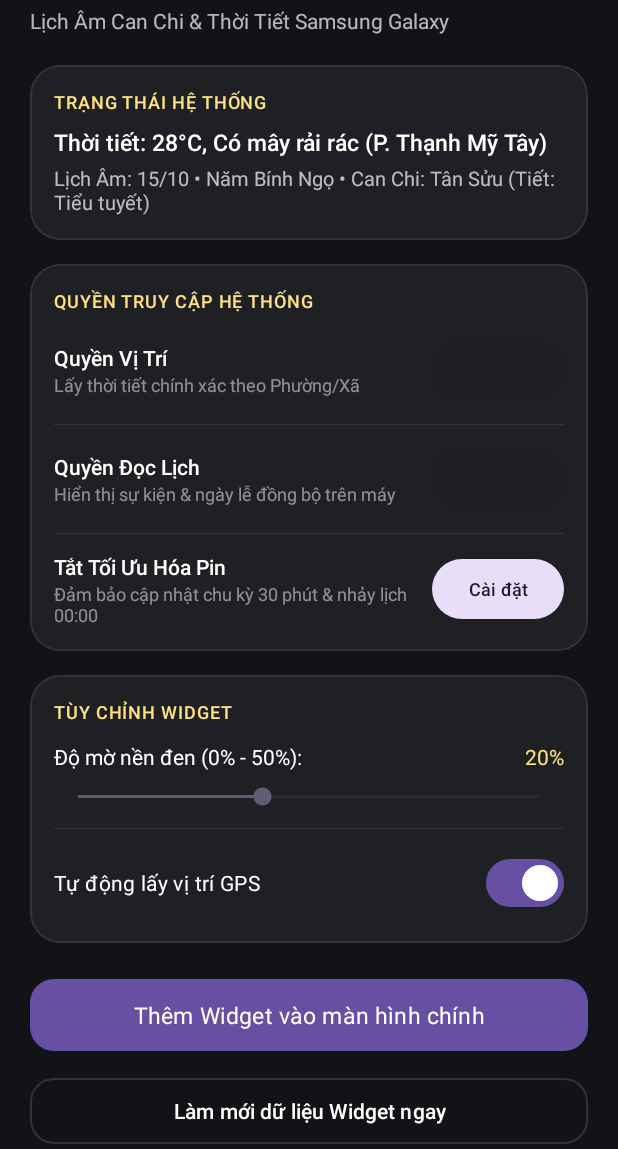
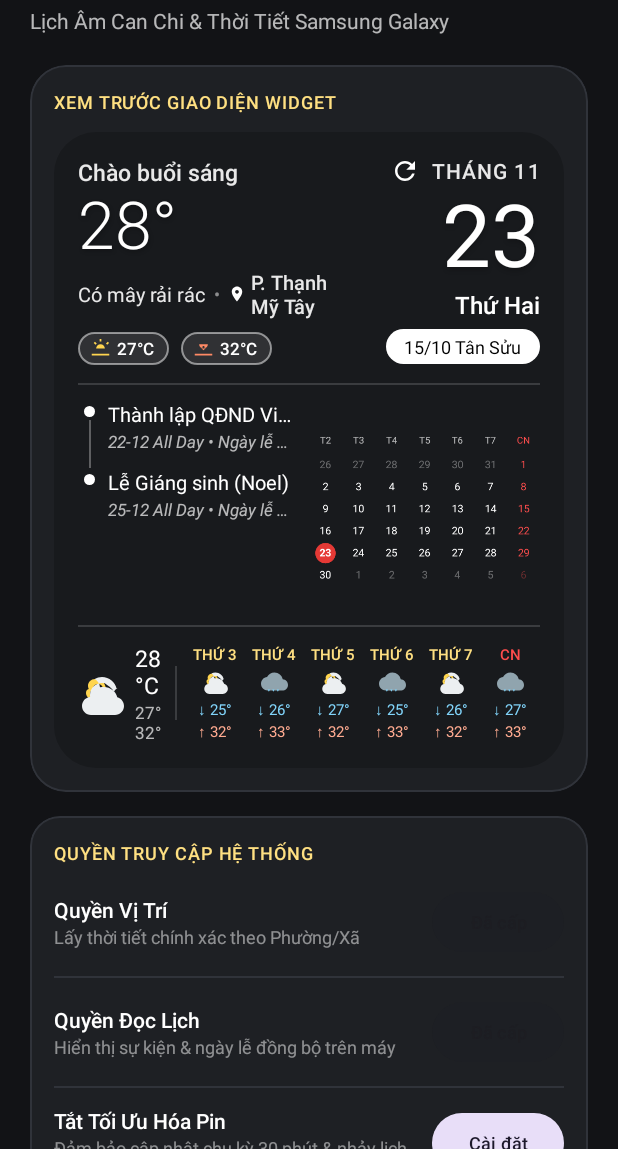
Before and after one commit to trannhuha811-blip/OneUIWidget, an Android app: the screen it shows after launch (MainActivity), on a phone screen of 412 x 824 dp, the part 87-1236 px from its top. Run offline under Robolectric (Android 15) with nearby library versions, the phone set to English and light mode, and no system bars; 1 statement that could not run was skipped.

Commit message:
Fix widget black screen: immediate local rendering, embedded app preview, fix RemoteViews XML dimensions

```diff
--- a/app/src/main/java/com/oneui/widget/MainActivity.kt
+++ b/app/src/main/java/com/oneui/widget/MainActivity.kt
@@ -20,10 +20,13 @@ import androidx.activity.result.contract.ActivityResultContracts
 import androidx.appcompat.app.AppCompatActivity
 import androidx.core.content.ContextCompat
 import androidx.lifecycle.lifecycleScope
+import com.oneui.widget.data.CalendarEventHelper
 import com.oneui.widget.data.WeatherRepository
+import com.oneui.widget.data.WeatherUtils
 import com.oneui.widget.data.WidgetPreferences
 import com.oneui.widget.databinding.ActivityMainBinding
 import com.oneui.widget.lunar.LunarCalendarConverter
+import com.oneui.widget.ui.CalendarGridRenderer
 import com.oneui.widget.ui.OneUIWidgetProvider
 import com.oneui.widget.worker.WidgetUpdateWorker
 import kotlinx.coroutines.Dispatchers
@@ -44,6 +47,7 @@ class MainActivity : AppCompatActivity() {
         if (fineGranted || coarseGranted) {
             Toast.makeText(this, "Đã cấp quyền vị trí!", Toast.LENGTH_SHORT).show()
             updateUIState()
+            loadPreviewData()
             OneUIWidgetProvider.updateAllWidgets(this)
         }
     }
@@ -54,6 +58,7 @@ class MainActivity : AppCompatActivity() {
         if (isGranted) {
             Toast.makeText(this, "Đã cấp quyền đọc lịch!", Toast.LENGTH_SHORT).show()
             updateUIState()
+            loadPreviewData()
             OneUIWidgetProvider.updateAllWidgets(this)
         }
     }
@@ -77,6 +82,9 @@ class MainActivity : AppCompatActivity() {
         updateUIState()
         loadPreviewData()
 
+        // Cập nhật lại toàn bộ widget ngoài màn hình chính ngay lập tức
+        OneUIWidgetProvider.updateAllWidgets(this)
+
         // Xin quyền thông báo trên Android 13+
         if (Build.VERSION.SDK_INT >= Build.VERSION_CODES.TIRAMISU) {
             if (ContextCompat.checkSelfPermission(this, Manifest.permission.POST_NOTIFICATIONS)
@@ -90,6 +98,7 @@ class MainActivity : AppCompatActivity() {
     override fun onResume() {
         super.onResume()
         updateUIState()
+        loadPreviewData()
     }
 
     private fun setupListeners() {
@@ -137,6 +146,7 @@ class MainActivity : AppCompatActivity() {
             prefs.useAutoLocation = isChecked
             binding.layoutFixedCity.visibility = if (isChecked) View.GONE else View.VISIBLE
             OneUIWidgetProvider.updateAllWidgets(this)
+            loadPreviewData()
         }
 
         binding.edtFixedCity.setOnFocusChangeListener { _, hasFocus ->
@@ -145,11 +155,12 @@ class MainActivity : AppCompatActivity() {
                 if (!text.isNullOrEmpty()) {
                     prefs.fixedCityName = text
                     OneUIWidgetProvider.updateAllWidgets(this)
+                    loadPreviewData()
                 }
             }
         }
 
-        // Nút thêm Widget vào màn hình chính (One UI Home Launcher pin widget)
+        // Nút thêm Widget vào màn hình chính
         binding.btnPinWidget.setOnClickListener {
             pinWidgetToHomeScreen()
         }
@@ -163,61 +174,135 @@ class MainActivity : AppCompatActivity() {
     }
 
     private fun updateUIState() {
-        // Kiểm tra quyền vị trí
         val hasLocation = ContextCompat.checkSelfPermission(
             this,
             Manifest.permission.ACCESS_COARSE_LOCATION
         ) == PackageManager.PERMISSION_GRANTED
-        if (hasLocation) {
-            binding.btnGrantLocation.text = "Đã cấp"
-            binding.btnGrantLocation.isEnabled = false
-        } else {
-            binding.btnGrantLocation.text = "Cấp quyền"
-            binding.btnGrantLocation.isEnabled = true
-        }
+        binding.btnGrantLocation.text = if (hasLocation) "Đã cấp" else "Cấp quyền"
+        binding.btnGrantLocation.isEnabled = !hasLocation
 
-        // Kiểm tra quyền lịch
         val hasCalendar = ContextCompat.checkSelfPermission(
             this,
             Manifest.permission.READ_CALENDAR
         ) == PackageManager.PERMISSION_GRANTED
-        if (hasCalendar) {
-            binding.btnGrantCalendar.text = "Đã cấp"
-            binding.btnGrantCalendar.isEnabled = false
-        } else {
-            binding.btnGrantCalendar.text = "Cấp quyền"
-            binding.btnGrantCalendar.isEnabled = true
-        }
+        binding.btnGrantCalendar.text = if (hasCalendar) "Đã cấp" else "Cấp quyền"
+        binding.btnGrantCalendar.isEnabled = !hasCalendar
 
-        // Kiểm tra tối ưu pin
         val powerManager = getSystemService(Context.POWER_SERVICE) as? PowerManager
         val isIgnoringBattery = if (Build.VERSION.SDK_INT >= Build.VERSION_CODES.M) {
             powerManager?.isIgnoringBatteryOptimizations(packageName) ?: false
         } else true
 
-        if (isIgnoringBattery) {
-            binding.btnBatteryOptimization.text = "Đã bật"
-            binding.btnBatteryOptimization.isEnabled = false
-        } else {
-            binding.btnBatteryOptimization.text = "Cài đặt"
-            binding.btnBatteryOptimization.isEnabled = true
+        binding.btnBatteryOptimization.text = if (isIgnoringBattery) "Đã bật" else "Cài đặt"
+        binding.btnBatteryOptimization.isEnabled = !isIgnoringBattery
+    }
+
+    /**
+     * Nạp dữ liệu hiển thị trực tiếp lên khung Preview Widget bên trong App
+     */
+    private fun loadPreviewData() {
+        val cal = Calendar.getInstance()
+        val hour = cal.get(Calendar.HOUR_OF_DAY)
+        val dayOfMonth = cal.get(Calendar.DAY_OF_MONTH)
+        val month = cal.get(Calendar.MONTH) + 1
+        val dayOfWeekInt = cal.get(Calendar.DAY_OF_WEEK)
+
+        val preview = binding.widgetPreviewLayout
+
+        // Lời chào & Ngày giờ
+        preview.tvGreeting.text = WeatherUtils.getGreetingByHour(hour)
+        preview.tvSolarMonth.text = "THÁNG $month"
+        preview.tvSolarDay.text = dayOfMonth.toString()
+        preview.tvDayOfWeek.text = when (dayOfWeekInt) {
+            Calendar.MONDAY -> "Thứ Hai"
+            Calendar.TUESDAY -> "Thứ Ba"
+            Calendar.WEDNESDAY -> "Thứ Tư"
+            Calendar.THURSDAY -> "Thứ Năm"
+            Calendar.FRIDAY -> "Thứ Sáu"
+            Calendar.SATURDAY -> "Thứ Bảy"
+            Calendar.SUNDAY -> "Chủ Nhật"
+            else -> "Thứ Hai"
+        }
+
+        // Lịch âm Can Chi
+        val lunar = LunarCalendarConverter.getTodayLunar()
+        preview.tvLunarBadge.text = lunar.pillText
+
+        // Lưới lịch tháng
+        try {
+            val bitmap = CalendarGridRenderer.renderCalendarBitmap(this, 440, 310)
+            preview.imgCalendarGrid.setImageBitmap(bitmap)
+        } catch (e: Exception) {
+            e.printStackTrace()
+        }
+
+        // Sự kiện & Ngày lễ
+        val eventHelper = CalendarEventHelper(this)
+        val events = eventHelper.getUpcomingEvents(2)
+        if (events.isNotEmpty()) {
+            preview.tvEvent1Title.text = events[0].title
+            preview.tvEvent1Subtitle.text = events[0].subtitle
+        }
+        if (events.size > 1) {
+            preview.tvEvent2Title.text = events[1].title
+            preview.tvEvent2Subtitle.text = events[1].subtitle
+        }
+
+        // Thời tiết nhanh từ cache/mặc định trước
+        val weatherRepo = WeatherRepository(this)
+        val initWeather = weatherRepo.getCachedOrDefaultWeather()
+        bindWeatherToPreview(initWeather)
+
+        // Sau đó gọi mạng ngầm nạp thời tiết mới
+        lifecycleScope.launch {
+            val freshWeather = withContext(Dispatchers.IO) { weatherRepo.getWeatherData() }
+            bindWeatherToPreview(freshWeather)
         }
     }
 
-    private fun loadPreviewData() {
-        val lunar = LunarCalendarConverter.getTodayLunar()
-        val cal = Calendar.getInstance()
-        val d = cal.get(Calendar.DAY_OF_MONTH)
-        val m = cal.get(Calendar.MONTH) + 1
-        val y = cal.get(Calendar.YEAR)
+    private fun bindWeatherToPreview(weather: com.oneui.widget.data.WidgetWeatherData) {
+        val preview = binding.widgetPreviewLayout
+        preview.tvMainTemp.text = "${weather.current.temp}°"
+        preview.tvWeatherDesc.text = weather.current.conditionDescription
+        preview.tvLocationName.text = weather.current.locationName
+        preview.tvSunriseInfo.text = "${weather.current.minTempToday}°C"
+        preview.tvSunsetInfo.text = "${weather.current.maxTempToday}°C"
 
-        binding.tvPreviewInfo.text = "Hôm nay: Ngày $d tháng $m năm $y"
-        binding.tvLunarPreview.text = "Lịch Âm: ${lunar.day}/${lunar.month} • Năm ${lunar.yearCanChi} • Can Chi: ${lunar.dayCanChi} (Tiết: ${lunar.solarTerm})"
+        preview.ivBottomTodayIcon.setImageResource(WeatherUtils.getWeatherIcon(weather.current.weatherCode))
+        preview.tvBottomTodayTemp.text = "${weather.current.temp}°C"
+        preview.tvBottomTodayMinmax.text = "${weather.current.minTempToday}°  ${weather.current.maxTempToday}°"
 
-        lifecycleScope.launch {
-            val repo = WeatherRepository(this@MainActivity)
-            val weather = withContext(Dispatchers.IO) { repo.getWeatherData() }
-            binding.tvPreviewInfo.text = "Thời tiết: ${weather.current.temp}°C, ${weather.current.conditionDescription} (${weather.current.locationName})"
+        val f = weather.forecast6Days
+        if (f.size >= 6) {
+            preview.tvF1Day.text = f[0].dayOfWeek
+            preview.ivF1Icon.setImageResource(f[0].getWeatherIconRes())
+            preview.tvF1Min.text = "↓ ${f[0].minTemp}°"
+            preview.tvF1Max.text = "↑ ${f[0].maxTemp}°"
+
+            preview.tvF2Day.text = f[1].dayOfWeek
+            preview.ivF2Icon.setImageResource(f[1].getWeatherIconRes())
+            preview.tvF2Min.text = "↓ ${f[1].minTemp}°"
+            preview.tvF2Max.text = "↑ ${f[1].maxTemp}°"
+
+            preview.tvF3Day.text = f[2].dayOfWeek
+            preview.ivF3Icon.setImageResource(f[2].getWeatherIconRes())
+            preview.tvF3Min.text = "↓ ${f[2].minTemp}°"
+            preview.tvF3Max.text = "↑ ${f[2].maxTemp}°"
+
+            preview.tvF4Day.text = f[3].dayOfWeek
+            preview.ivF4Icon.setImageResource(f[3].getWeatherIconRes())
+            preview.tvF4Min.text = "↓ ${f[3].minTemp}°"
+            preview.tvF4Max.text = "↑ ${f[3].maxTemp}°"
+
+            preview.tvF5Day.text = f[4].dayOfWeek
+            preview.ivF5Icon.setImageResource(f[4].getWeatherIconRes())
+            preview.tvF5Min.text = "↓ ${f[4].minTemp}°"
+            preview.tvF5Max.text = "↑ ${f[4].maxTemp}°"
+
+            preview.tvF6Day.text = f[5].dayOfWeek
+            preview.ivF6Icon.setImageResource(f[5].getWeatherIconRes())
+            preview.tvF6Min.text = "↓ ${f[5].minTemp}°"
+            preview.tvF6Max.text = "↑ ${f[5].maxTemp}°"
         }
     }
 
--- a/app/src/main/java/com/oneui/widget/data/WeatherRepository.kt
+++ b/app/src/main/java/com/oneui/widget/data/WeatherRepository.kt
@@ -1,16 +1,19 @@
 package com.oneui.widget.data
 
+import android.Manifest
 import android.annotation.SuppressLint
 import android.content.Context
+import android.content.pm.PackageManager
 import android.location.Geocoder
 import android.location.Location
+import androidx.core.content.ContextCompat
 import com.google.android.gms.location.LocationServices
 import kotlinx.coroutines.Dispatchers
 import kotlinx.coroutines.suspendCancellableCoroutine
 import kotlinx.coroutines.withContext
+import kotlinx.coroutines.withTimeoutOrNull
 import okhttp3.OkHttpClient
 import okhttp3.Request
-import org.json.JSONArray
 import org.json.JSONObject
 import java.text.SimpleDateFormat
 import java.util.Calendar
@@ -22,10 +25,28 @@ class WeatherRepository(private val context: Context) {
 
     private val prefs = WidgetPreferences(context)
     private val httpClient = OkHttpClient.Builder()
-        .connectTimeout(10, TimeUnit.SECONDS)
-        .readTimeout(10, TimeUnit.SECONDS)
+        .connectTimeout(5, TimeUnit.SECONDS)
+        .readTimeout(5, TimeUnit.SECONDS)
         .build()
 
+    /**
+     * Lấy dữ liệu nhanh từ bộ nhớ cache hoặc mặc định (chạy ngay lập tức, không chờ mạng)
+     */
+    fun getCachedOrDefaultWeather(): WidgetWeatherData {
+        val cached = prefs.cachedWeatherJson
+        if (!cached.isNullOrEmpty()) {
+            try {
+                return parseWeatherData(cached, prefs.fixedCityName)
+            } catch (e: Exception) {
+                e.printStackTrace()
+            }
+        }
+        return getFallbackWeatherData(prefs.fixedCityName)
+    }
+
+    /**
+     * Lấy dữ liệu thời tiết mới nhất qua mạng (có timeout an toàn chống treo)
+     */
     suspend fun getWeatherData(): WidgetWeatherData = withContext(Dispatchers.IO) {
         val (lat, lon, locationName) = determineCoordinatesAndName()
 
@@ -66,11 +87,20 @@ class WeatherRepository(private val context: Context) {
     }
 
     private suspend fun determineCoordinatesAndName(): Triple<Double, Double, String> {
-        if (!prefs.useAutoLocation) {
+        val hasPermission = ContextCompat.checkSelfPermission(
+            context,
+            Manifest.permission.ACCESS_COARSE_LOCATION
+        ) == PackageManager.PERMISSION_GRANTED
+
+        if (!prefs.useAutoLocation || !hasPermission) {
             return Triple(prefs.fixedLatitude, prefs.fixedLongitude, prefs.fixedCityName)
         }
 
-        val location = getLastKnownLocation()
+        // Giới hạn thời gian chờ vị trí tối đa 2.5 giây
+        val location = withTimeoutOrNull(2500L) {
+            getLastKnownLocation()
+        }
+
         if (location != null) {
             val geocodedName = getSubLocalityName(location.latitude, location.longitude)
             val finalName = geocodedName ?: prefs.fixedCityName
@@ -85,10 +115,14 @@ class WeatherRepository(private val context: Context) {
         try {
             val fusedClient = LocationServices.getFusedLocationProviderClient(context)
             fusedClient.lastLocation
-                .addOnSuccessListener { loc -> cont.resume(loc) }
-                .addOnFailureListener { cont.resume(null) }
+                .addOnSuccessListener { loc ->
+                    if (cont.isActive) cont.resume(loc)
+                }
+                .addOnFailureListener {
+                    if (cont.isActive) cont.resume(null)
+                }
         } catch (e: Exception) {
-            cont.resume(null)
+            if (cont.isActive) cont.resume(null)
         }
     }
 
@@ -98,7 +132,6 @@ class WeatherRepository(private val context: Context) {
             val addresses = geocoder.getFromLocation(lat, lon, 1)
             if (!addresses.isNullOrEmpty()) {
                 val addr = addresses[0]
-                // Ưu tiên: Phường/Xã (subLocality), sau đó đến Quận/Huyện (subAdminArea/locality)
                 val subLoc = addr.subLocality
                 val locality = addr.locality ?: addr.subAdminArea
                 when {
--- a/app/src/main/res/layout/activity_main.xml
+++ b/app/src/main/res/layout/activity_main.xml
@@ -29,13 +29,13 @@
             android:textColor="@color/white_70"
             android:textSize="14sp" />
 
-        <!-- THẺ PREVIEW NHANH TRẠNG THÁI WIDGET -->
+        <!-- KHU VỰC XEM TRƯỚC WIDGET (PREVIEW CARD) -->
         <com.google.android.material.card.MaterialCardView
             android:layout_width="match_parent"
             android:layout_height="wrap_content"
             android:layout_marginTop="20dp"
             app:cardBackgroundColor="@color/surface_card"
-            app:cardCornerRadius="20dp"
+            app:cardCornerRadius="24dp"
             app:strokeColor="@color/surface_card_stroke"
             app:strokeWidth="1dp">
 
@@ -48,30 +48,20 @@
                 <TextView
                     android:layout_width="wrap_content"
                     android:layout_height="wrap_content"
-                    android:text="TRẠNG THÁI HỆ THỐNG"
+                    android:text="XEM TRƯỚC GIAO DIỆN WIDGET"
                     android:textColor="@color/forecast_gold"
                     android:textSize="12sp"
                     android:fontFamily="sans-serif-medium"
                     android:letterSpacing="0.05" />
 
-                <TextView
-                    android:id="@+id/tv_preview_info"
-                    android:layout_width="wrap_content"
+                <!-- Nhúng trực tiếp layout widget để xem trước ngay trong app -->
+                <include
+                    android:id="@+id/widget_preview_layout"
+                    layout="@layout/widget_large"
+                    android:layout_width="match_parent"
                     android:layout_height="wrap_content"
-                    android:layout_marginTop="8dp"
-                    android:text="Hôm nay: Đang tải dữ liệu..."
-                    android:textColor="@color/white"
-                    android:textSize="15sp"
-                    android:fontFamily="sans-serif-medium" />
+                    android:layout_marginTop="12dp" />
 
-                <TextView
-                    android:id="@+id/tv_lunar_preview"
-                    android:layout_width="wrap_content"
-                    android:layout_height="wrap_content"
-                    android:layout_marginTop="4dp"
-                    android:text="Lịch âm: Đang tính toán..."
-                    android:textColor="@color/white_70"
-                    android:textSize="13sp" />
             </LinearLayout>
         </com.google.android.material.card.MaterialCardView>
 
@@ -141,7 +131,7 @@
 
                 <View
                     android:layout_width="match_parent"
-                    android:layout_height="0.8dp"
+                    android:layout_height="1dp"
                     android:layout_marginTop="12dp"
                     android:layout_marginBottom="12dp"
                     android:background="@color/surface_card_stroke" />
@@ -186,7 +176,7 @@
 
                 <View
                     android:layout_width="match_parent"
-                    android:layout_height="0.8dp"
+                    android:layout_height="1dp"
                     android:layout_marginTop="12dp"
                     android:layout_marginBottom="12dp"
                     android:background="@color/surface_card_stroke" />
@@ -291,7 +281,7 @@
 
                 <View
                     android:layout_width="match_parent"
-                    android:layout_height="0.8dp"
+                    android:layout_height="1dp"
                     android:layout_marginTop="12dp"
                     android:layout_marginBottom="12dp"
                     android:background="@color/surface_card_stroke" />
@@ -308,7 +298,7 @@
 
                 <com.google.android.material.textfield.TextInputLayout
                     android:id="@+id/layout_fixed_city"
-                    style="@style/Widget.MaterialComponents.TextInputLayout.OutlinedBox"
+                    style="@style/Widget.Material3.TextInputLayout.OutlinedBox"
                     android:layout_width="match_parent"
                     android:layout_height="wrap_content"
                     android:layout_marginTop="8dp"
--- a/app/src/main/res/layout/widget_large.xml
+++ b/app/src/main/res/layout/widget_large.xml
@@ -237,7 +237,7 @@
     <!-- ĐƯỜNG KẺ NGĂN CÁCH MỎNG GIỮA PHẦN TRÊN VÀ GIỮA -->
     <View
         android:layout_width="match_parent"
-        android:layout_height="0.8dp"
+        android:layout_height="1dp"
         android:layout_marginTop="12dp"
         android:layout_marginBottom="10dp"
         android:background="@color/white_15" />
@@ -253,9 +253,8 @@
         <LinearLayout
             android:id="@+id/area_events_timeline"
             android:layout_width="0dp"
-            android:layout_height="match_parent"
+            android:layout_height="wrap_content"
             android:layout_weight="1.0"
-            android:gravity="center_vertical"
             android:orientation="vertical"
             android:paddingEnd="10dp">
 
@@ -268,7 +267,7 @@
                 <!-- Cột timeline: chấm tròn + vạch kẻ dọc -->
                 <LinearLayout
                     android:layout_width="16dp"
-                    android:layout_height="match_parent"
+                    android:layout_height="wrap_content"
                     android:gravity="center_horizontal"
                     android:orientation="vertical">
 
@@ -279,8 +278,8 @@
                         android:background="@drawable/bg_timeline_dot" />
 
                     <View
-                        android:layout_width="1.2dp"
-                        android:layout_height="match_parent"
+                        android:layout_width="1dp"
+                        android:layout_height="32dp"
                         android:layout_marginTop="2dp"
                         android:background="@color/timeline_line" />
                 </LinearLayout>
@@ -301,7 +300,7 @@
                         android:textColor="@color/white"
                         android:textSize="13sp"
                         android:fontFamily="sans-serif-bold"
-                        android:singleLine="true"
+                        android:maxLines="1"
                         android:ellipsize="end" />
 
                     <TextView
@@ -313,7 +312,7 @@
                         android:textColor="@color/white_70"
                         android:textSize="11sp"
                         android:textStyle="italic"
-                        android:singleLine="true"
+                        android:maxLines="1"
                         android:ellipsize="end" />
                 </LinearLayout>
             </LinearLayout>
@@ -326,7 +325,7 @@
 
                 <LinearLayout
                     android:layout_width="16dp"
-                    android:layout_height="match_parent"
+                    android:layout_height="wrap_content"
                     android:gravity="center_horizontal"
                     android:orientation="vertical">
 
@@ -351,7 +350,7 @@
                         android:textColor="@color/white"
                         android:textSize="13sp"
                         android:fontFamily="sans-serif-bold"
-                        android:singleLine="true"
+                        android:maxLines="1"
                         android:ellipsize="end" />
 
                     <TextView
@@ -363,7 +362,7 @@
                         android:textColor="@color/white_70"
                         android:textSize="11sp"
                         android:textStyle="italic"
-                        android:singleLine="true"
+                        android:maxLines="1"
                         android:ellipsize="end" />
                 </LinearLayout>
             </LinearLayout>
@@ -387,7 +386,7 @@
     <!-- ĐƯỜNG KẺ NGĂN CÁCH MỎNG GIỮA PHẦN GIỮA VÀ DƯỚI -->
     <View
         android:layout_width="match_parent"
-        android:layout_height="0.8dp"
+        android:layout_height="1dp"
         android:layout_marginTop="10dp"
         android:layout_marginBottom="10dp"
         android:background="@color/white_15" />
@@ -443,7 +442,7 @@
 
         <!-- ĐƯỜNG PHÂN CÁCH DỌC MỎNG -->
         <View
-            android:layout_width="0.8dp"
+            android:layout_width="1dp"
             android:layout_height="36dp"
             android:layout_marginEnd="6dp"
             android:background="@color/white_15" />
```
Also changed, not shown: app/src/main/java/com/oneui/widget/ui/OneUIWidgetProvider.kt (+34 -29 lines).
